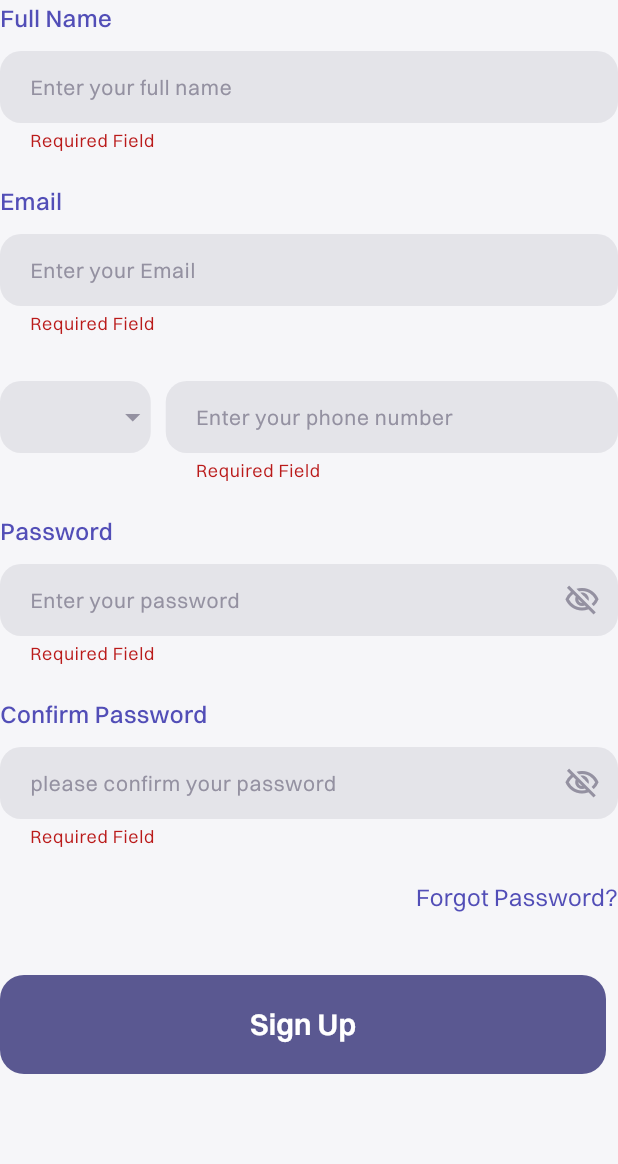
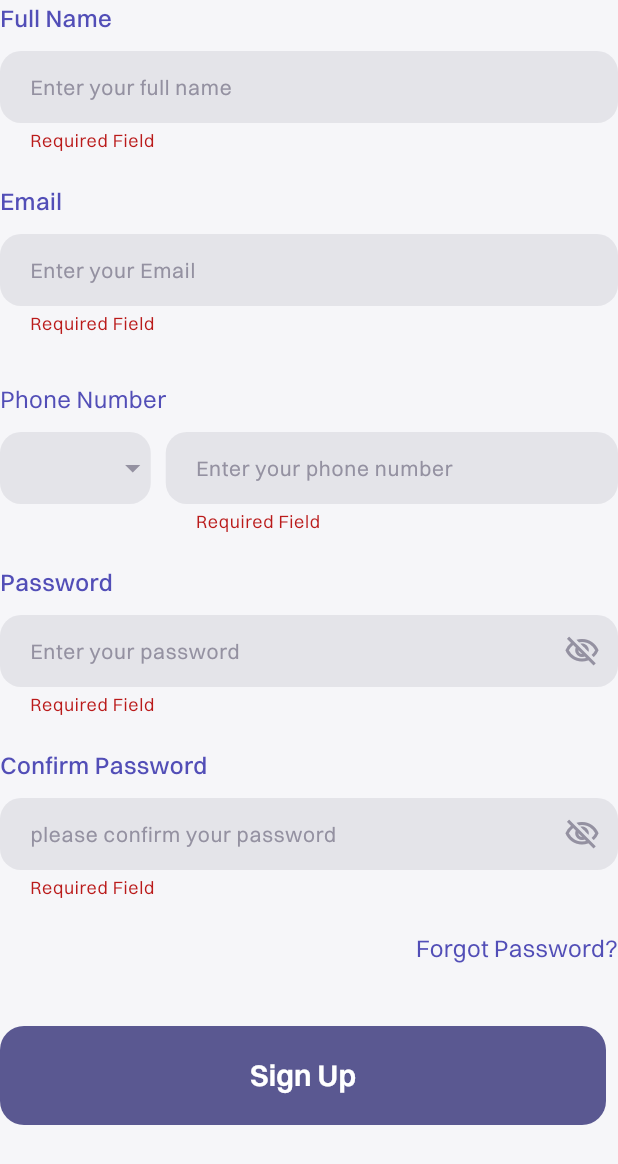
Before and after one commit to mahirAbdAlazimMokhtar/hero_market, a Flutter app: the RegistrationForm widget shown alone on an empty page, opened directly, after a tap on "Sign Up", on a phone screen of 412 x 824 dp. Shown: the top 1164 px of the screen. Run offline on Flutter 3.47's test engine with Material 3 defaults, Android fonts, the phone set to English and light mode, and no system bars; our stand-ins replace bloc, country_picker, dartz, equatable, flutter_bloc, flutter_multi_formatter and 5 more; accounts and stored records are empty.

Commit message:
Refactor Login and Register screens to enhance user experience and streamline navigation

```diff
--- a/lib/src/auth/presentation/app/widgets/register_form.dart
+++ b/lib/src/auth/presentation/app/widgets/register_form.dart
@@ -1,5 +1,6 @@
 import 'package:country_picker/country_picker.dart';
 import 'package:flutter/material.dart';
+import 'package:flutter_bloc/flutter_bloc.dart';
 import 'package:flutter_multi_formatter/flutter_multi_formatter.dart';
 import 'package:gap/gap.dart';
 import 'package:go_router/go_router.dart';
@@ -9,7 +10,8 @@ import 'package:hero_market/core/common/widgets/vertical_label_field.dart';
 import 'package:hero_market/core/extensions/text_style_extensions.dart';
 import 'package:hero_market/core/extensions/widgets_extensions.dart';
 import 'package:hero_market/core/resources/styles/text.dart';
-import 'package:hero_market/src/auth/domain_layer/usecases/forget_password.dart';
+import 'package:hero_market/core/utils/core_utils.dart';
+import 'package:hero_market/src/auth/presentation/app/adapter/cubit/auth_cubit.dart';
 
 import '../../../../../core/resources/styles/colors.dart';
 import '../screens/forgot_password_screen.dart';
@@ -70,6 +72,15 @@ class _RegistrationFormState extends State<RegistrationForm> {
 
   @override
   Widget build(BuildContext context) {
+    return BlocConsumer<AuthCubit, AuthState>(
+      listener: (context, state) {
+        if (state case AuthError(:final message)) {
+          CoreUtils.showSnackBar(context, message: message);
+        } else if (state is Registered) {
+          context.go('/');
+        }
+      },
+      builder: (context, state) {
         return Form(
           key: formKey,
           child: Column(
@@ -91,7 +102,14 @@ class _RegistrationFormState extends State<RegistrationForm> {
               ValueListenableBuilder(
                 valueListenable: countryNotifier,
                 builder: (context, country, __) {
-              return Row(
+                  return Column(
+                    spacing: 10,
+                    crossAxisAlignment: CrossAxisAlignment.start,
+                    children: [
+                      Text('Phone Number',
+                          style: AppTextStyles.paragraphSubTextRegular1
+                              .adaptiveColor(context)),
+                      Row(
                         crossAxisAlignment: CrossAxisAlignment.start,
                         children: [
                           // حقل رمز الدولة
@@ -110,7 +128,7 @@ class _RegistrationFormState extends State<RegistrationForm> {
                               validator: (value) {
                                 if (!isPhoneValid(
                                   phoneNumberController.text,
-                          defaultCountryCode: country?.countryCode ,
+                                  defaultCountryCode: country?.countryCode,
                                 )) {
                                   return '';
                                 }
@@ -144,6 +162,8 @@ class _RegistrationFormState extends State<RegistrationForm> {
                             ),
                           ),
                         ],
+                      ),
+                    ],
                   );
                 },
               ),
@@ -157,7 +177,8 @@ class _RegistrationFormState extends State<RegistrationForm> {
                     hintText: 'Enter your password',
                     obscureText: obscurePassword,
                     suffixIcon: GestureDetector(
-                  onTap: () => obscurePasswordNotifier.value = !obscurePassword,
+                      onTap: () =>
+                          obscurePasswordNotifier.value = !obscurePassword,
                       child: Icon(
                         obscurePassword
                             ? Icons.visibility_off_outlined
@@ -217,10 +238,27 @@ class _RegistrationFormState extends State<RegistrationForm> {
               RoundedButton(
                   text: 'Sign Up',
                   onPressed: () {
-                if (formKey.currentState!.validate()) {}
-              }).loading(false),
+                    if (formKey.currentState!.validate()) {
+                      final phoneNumber = phoneNumberController.text.trim();
+                      final country = countryNotifier.value!;
+                      final formattedNumber =
+                          '+${country.phoneCode}${toNumericString(phoneNumber)}';
+                      final fullName = fullNameController.text.trim();
+                      final email = emailController.text.trim();
+                      final password = passwordController.text.trim();
+                      context.read<AuthCubit>().register(
+                            fullName: fullName,
+                            email: email,
+                            password: password,
+                            phoneNumber:
+                                formattedNumber, // هنا يتم إرسال الرقم بعد تنسيقه
+                          );
+                    }
+                  }).loading(state is AuthLoading),
             ],
           ),
         );
+      },
+    );
   }
 }
```
Lines whose indentation alone changed are shown as unchanged.
